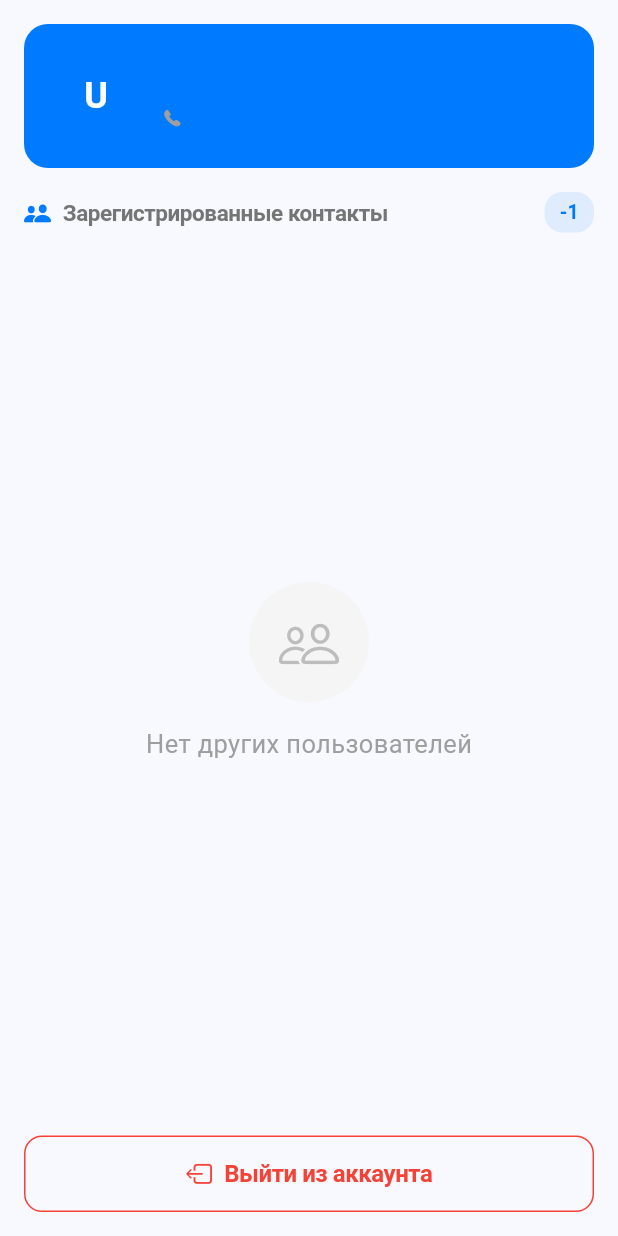
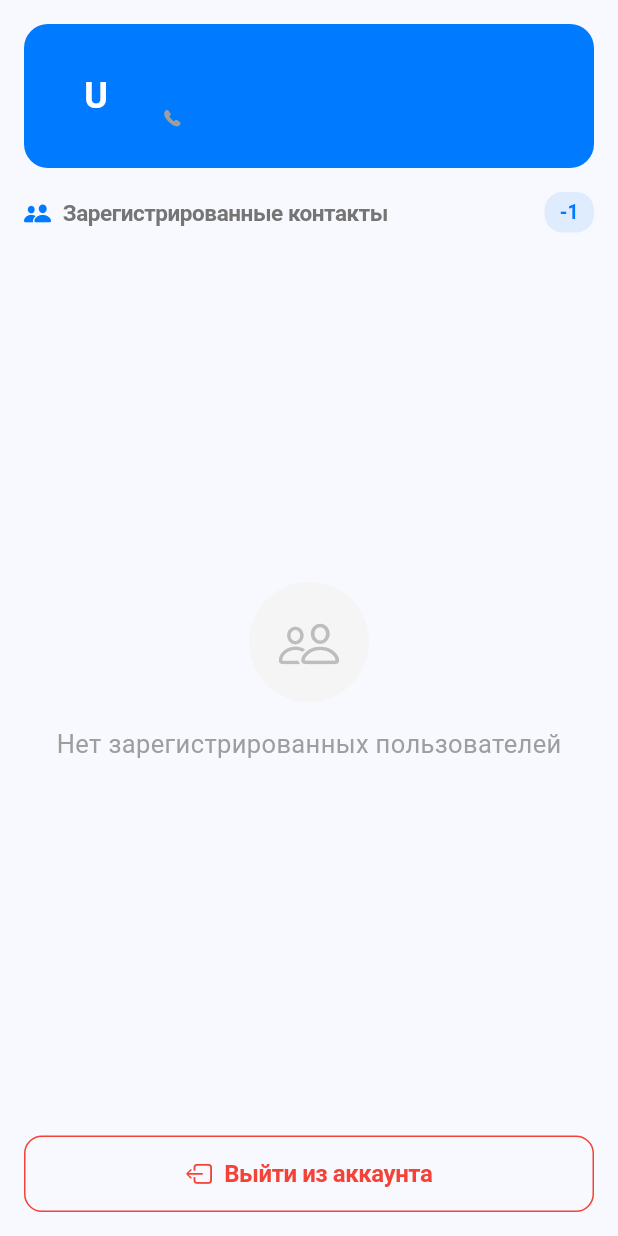
Before and after one commit to Nurtilekb/mydebt, a Flutter app: the ContactsScreen widget shown alone on an empty page, opened directly, on a phone screen of 412 x 824 dp. Run offline on Flutter 3.47's test engine with Material 3 defaults, Android fonts, the phone set to English and light mode, and no system bars; our stand-ins replace cloud_firestore, firebase_auth, firebase_core, firebase_messaging, flutter_contacts, google_sign_in and 1 more; accounts and stored records are empty; network calls fail.

Commit message:
update branch

```diff
--- a/lib/screens/contacts_screen.dart
+++ b/lib/screens/contacts_screen.dart
@@ -12,6 +12,10 @@ class ContactsScreen extends StatelessWidget {
     final debtService = context.watch<DebtService>();
     final authService = context.watch<AuthService>();
     final currentUser = authService.currentUser;
+
+    // Debug logging
+    print('ContactsScreen: currentUser = ${currentUser?.uid ?? "null"}');
+    print('ContactsScreen: currentUser email = ${currentUser?.email ?? "null"}');
 
     return Column(
       children: [
@@ -185,10 +189,14 @@ class ContactsScreen extends StatelessWidget {
 
               final users = snapshot.data ?? [];
 
-              // Если текущий пользователь null, показываем всех пользователей
+              // Фильтруем: исключаем текущего пользователя из списка
               final otherUsers = currentUser == null
                   ? users
-                  : users.where((u) => u['uid'] != currentUser!.uid).toList();
+                  : users.where((u) {
+                      final userUid = u['uid']?.toString() ?? '';
+                      final currentUid = currentUser.uid;
+                      return userUid != currentUid;
+                    }).toList();
 
               if (otherUsers.isEmpty) {
                 return Center(
@@ -210,9 +218,18 @@ class ContactsScreen extends StatelessWidget {
                       ),
                       const SizedBox(height: 16),
                       Text(
-                        'Нет других пользователей',
+                        users.isEmpty
+                            ? 'Нет зарегистрированных пользователей'
+                            : 'Нет других пользователей',
                         style: TextStyle(fontSize: 17, color: Colors.grey[500]),
                       ),
+                      if (users.isNotEmpty) ...[
+                        const SizedBox(height: 8),
+                        Text(
+                          'Всего пользователей: ${users.length}',
+                          style: TextStyle(fontSize: 14, color: Colors.grey[400]),
+                        ),
+                      ],
                     ],
                   ),
                 );
@@ -223,6 +240,8 @@ class ContactsScreen extends StatelessWidget {
                 itemCount: otherUsers.length,
                 itemBuilder: (context, index) {
                   final contact = otherUsers[index];
+                  final name = (contact['name'] ?? '').toString();
+                  final phone = (contact['phone'] ?? '').toString();
                   return Container(
                     margin: const EdgeInsets.only(bottom: 8),
                     decoration: BoxDecoration(
@@ -234,9 +253,7 @@ class ContactsScreen extends StatelessWidget {
                       leading: CircleAvatar(
                         backgroundColor: Colors.blue[100],
                         child: Text(
-                          (contact['name'] as String).isNotEmpty
-                              ? (contact['name'] as String)[0].toUpperCase()
-                              : '?',
+                          name.isNotEmpty ? name[0].toUpperCase() : '?',
                           style: TextStyle(
                             color: Colors.blue[700],
                             fontWeight: FontWeight.bold,
@@ -244,14 +261,14 @@ class ContactsScreen extends StatelessWidget {
                         ),
                       ),
                       title: Text(
-                        contact['name'],
+                        name,
                         style: const TextStyle(
                           fontWeight: FontWeight.w600,
                           fontSize: 16,
                         ),
                       ),
                       subtitle: Text(
-                        contact['phone'],
+                        phone,
                         style: TextStyle(color: Colors.grey[500], fontSize: 14),
                       ),
                     ),
--- a/lib/services/debt_service.dart
+++ b/lib/services/debt_service.dart
@@ -14,9 +14,14 @@ class DebtService {
   // ── Users ──
 
   Stream<List<Map<String, dynamic>>> getRegisteredUsers() {
+    print('DebtService: getRegisteredUsers called');
     return _usersRef.snapshots().map((snapshot) {
-      return snapshot.docs.map((doc) {
+      final users = <Map<String, dynamic>>[];
+      print('DebtService: Found ${snapshot.docs.length} user documents');
+      for (final doc in snapshot.docs) {
+        try {
           final data = doc.data() as Map<String, dynamic>;
+          print('DebtService: Processing user ${doc.id}, data keys: ${data.keys.toList()}');
           final phone = (data['phone'] ?? '').toString();
           String name = (data['displayName'] ?? '').toString();
           if (name.isEmpty) {
@@ -25,8 +30,15 @@ class DebtService {
           if (name.isEmpty) {
             name = phone.isNotEmpty ? phone : 'Пользователь';
           }
-        return {'uid': doc.id, 'name': name, 'phone': phone};
-      }).toList();
+          final userData = {'uid': doc.id, 'name': name, 'phone': phone};
+          print('DebtService: User data: $userData');
+          users.add(userData);
+        } catch (e) {
+          print('Error processing user doc ${doc.id}: $e');
+        }
+      }
+      print('DebtService: Returning ${users.length} users');
+      return users;
     });
   }
 
```
Also changed, not shown: 1 other file. Lines whose indentation alone changed are shown as unchanged.
